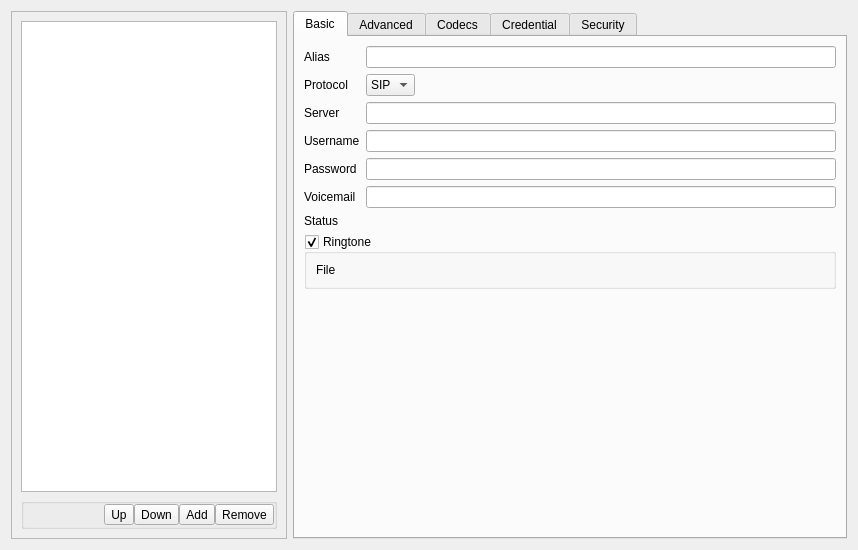
KDE/ring-kde, file src/conf/dlgaccountsbase.ui: the form before one commit.
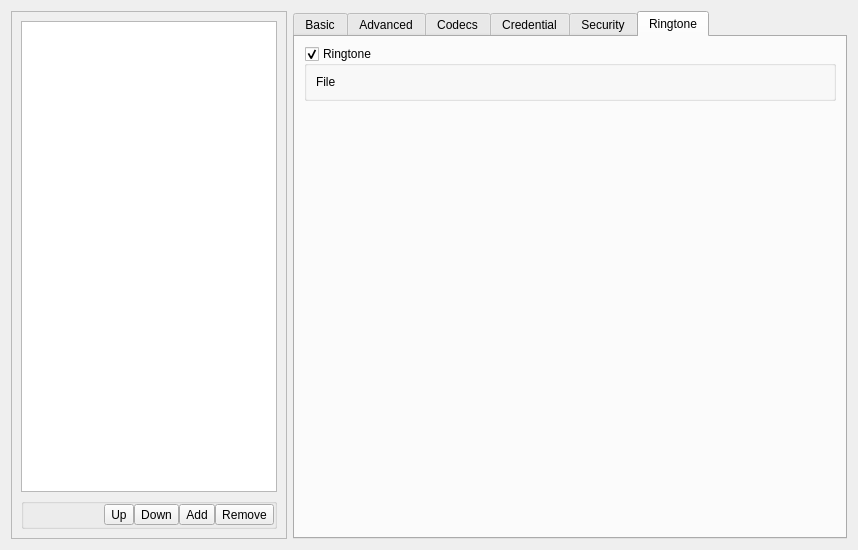
The form after the commit. The open tabs and pages were chosen to show the change. Custom widgets are drawn as their Qt base class.

Commit message: [ #11988 ] Move ringtone to a new tab

Diff of the .ui file:
```diff
--- a/src/conf/dlgaccountsbase.ui
+++ b/src/conf/dlgaccountsbase.ui
@@ -382,32 +382,6 @@
             </property>
            </widget>
           </item>
-          <item row="7" column="0" colspan="2">
-           <widget class="QGroupBox" name="m_pEnableRingtoneGB">
-            <property name="title">
-             <string>Ringtone</string>
-            </property>
-            <property name="checkable">
-             <bool>true</bool>
-            </property>
-            <layout class="QFormLayout" name="formLayout_2">
-             <item row="0" column="1">
-              <widget class="KUrlRequester" name="m_pRingTonePath">
-               <property name="filter">
-                <string notr="true">*.ul *.au *.wav</string>
-               </property>
-              </widget>
-             </item>
-             <item row="0" column="0">
-              <widget class="QLabel" name="label">
-               <property name="text">
-                <string>File</string>
-               </property>
-              </widget>
-             </item>
-            </layout>
-           </widget>
-          </item>
          </layout>
         </widget>
         <widget class="QWidget" name="tab_advanced">
@@ -1170,6 +1144,52 @@
           </item>
          </layout>
         </widget>
+        <widget class="QWidget" name="tab_3">
+         <attribute name="title">
+          <string>Ringtone</string>
+         </attribute>
+         <layout class="QVBoxLayout" name="verticalLayout_4">
+          <item>
+           <widget class="QGroupBox" name="m_pEnableRingtoneGB">
+            <property name="title">
+             <string>Ringtone</string>
+            </property>
+            <property name="checkable">
+             <bool>true</bool>
+            </property>
+            <layout class="QFormLayout" name="formLayout_2">
+             <item row="0" column="1">
+              <widget class="KUrlRequester" name="m_pRingTonePath">
+               <property name="filter">
+                <string notr="true">*.ul *.au *.wav</string>
+               </property>
+              </widget>
+             </item>
+             <item row="0" column="0">
+              <widget class="QLabel" name="label">
+               <property name="text">
+                <string>File</string>
+               </property>
+              </widget>
+             </item>
+            </layout>
+           </widget>
+          </item>
+          <item>
+           <spacer name="verticalSpacer_2">
+            <property name="orientation">
+             <enum>Qt::Vertical</enum>
+            </property>
+            <property name="sizeHint" stdset="0">
+             <size>
+              <width>20</width>
+              <height>437</height>
+             </size>
+            </property>
+           </spacer>
+          </item>
+         </layout>
+        </widget>
        </widget>
       </item>
      </layout>
```
